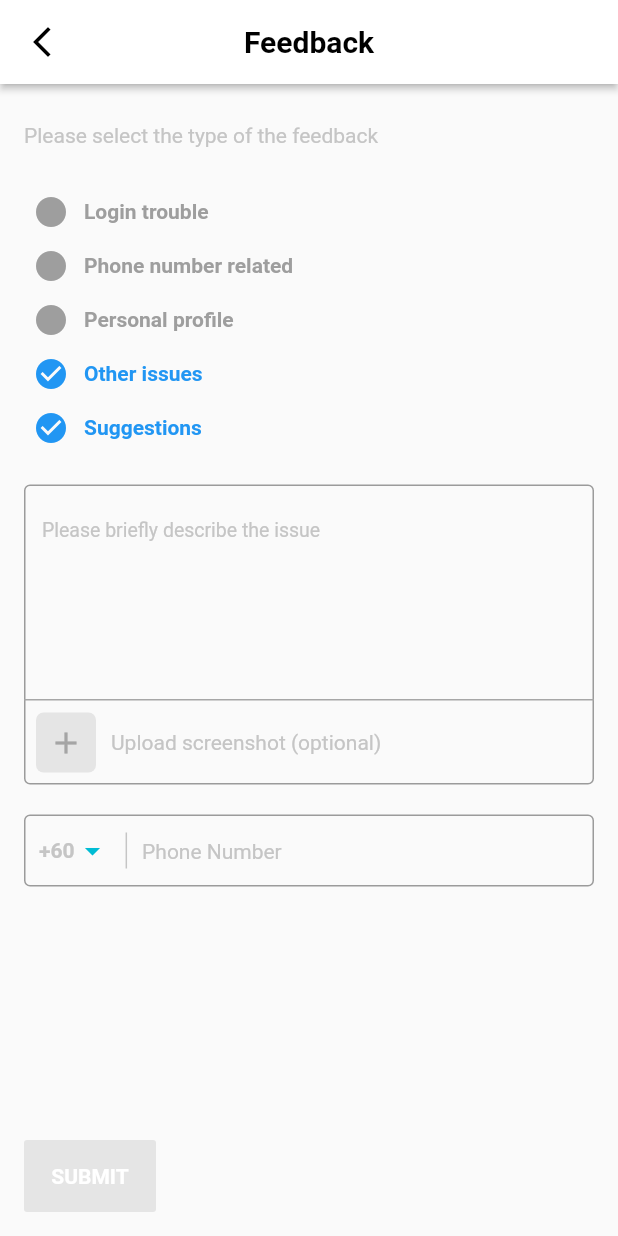
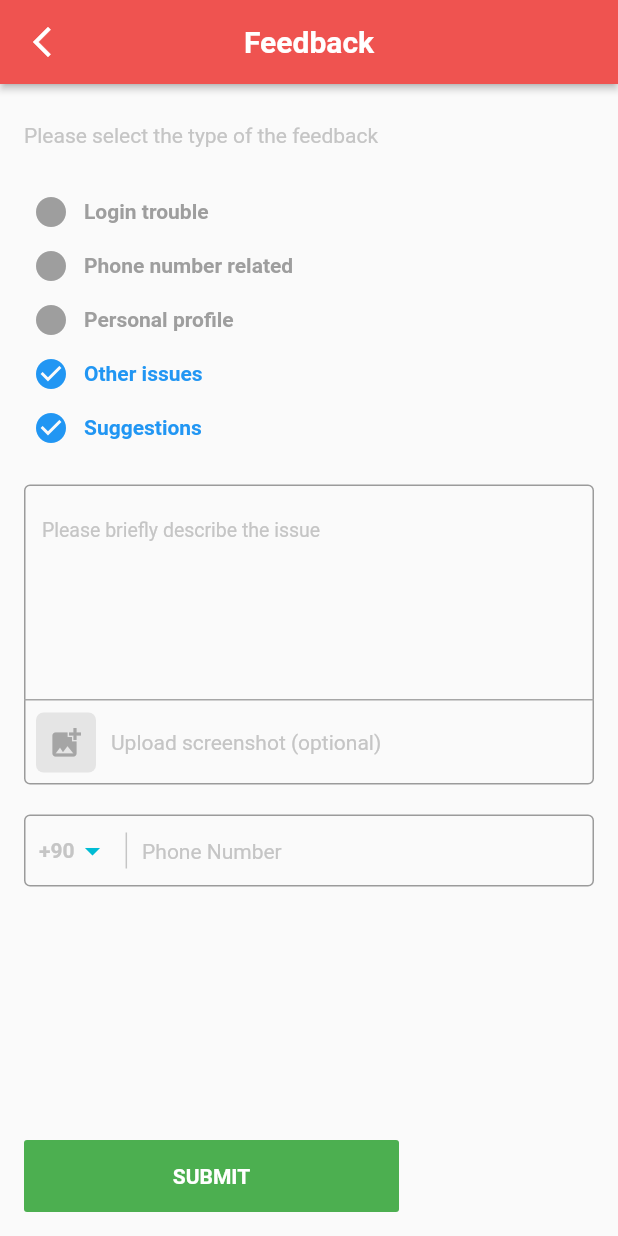
Before and after one commit to gegestalt/CS308_flutter_app, a Flutter app: the FeedbackPage screen opened by its route, on a phone screen of 412 x 824 dp. Run offline on Flutter 3.47's test engine with Material 2 defaults, Android fonts, the phone set to English and light mode, and no system bars; our stand-ins replace email_validator, expandable_text, flutter_html, google_fonts; missing offline and left inert: dart:html; network calls fail.

Commit message:
feedback final version adn upcoming event page construction

```diff
--- a/frontend/lib/main.dart
+++ b/frontend/lib/main.dart
@@ -51,7 +51,7 @@ class MyApp extends StatelessWidget {
         '/checkout': (context) => CheckOut(),
         'payment': (context) => Payment(),
         '/feedbackpage': (context) => FeedbackPage(),
-        '/upcomingEvents':(context) => UpcomingEventsPage()
+        '/upcomingevents': (context) => UpcomingEventsPage()
       },
     );
   }
--- a/frontend/lib/models/sidebar.dart
+++ b/frontend/lib/models/sidebar.dart
@@ -28,6 +28,7 @@ class SideDrawer extends StatelessWidget {
           ),
           ListTile(
             title: Text('Upcoming Events'),
+            subtitle: Text('View Upcoming Events'),
             leading: Icon(Icons.access_alarms),
             onTap: () => Navigator.pushNamed(
               context,
--- a/frontend/lib/routes/feedbackpage.dart
+++ b/frontend/lib/routes/feedbackpage.dart
@@ -1,5 +1,6 @@
 import 'package:flutter/material.dart';
 import 'package:frontend/routes/home.dart';
+import 'package:quiver/strings.dart';
 
 class FeedbackPage extends StatefulWidget {
   @override
@@ -13,13 +14,13 @@ class _FeedbackPageState extends State<FeedbackPage> {
   Widget build(BuildContext context) {
     return Scaffold(
       appBar: AppBar(
-        iconTheme: IconThemeData(color: Colors.black),
-        backgroundColor: Colors.white,
+        iconTheme: IconThemeData(color: Colors.white),
+        backgroundColor: Colors.red[400],
         elevation: 2.0,
         centerTitle: true,
         title: Text(
           "Feedback",
-          style: TextStyle(color: Colors.black, fontWeight: FontWeight.bold),
+          style: TextStyle(color: Colors.white, fontWeight: FontWeight.bold),
         ),
         leading: IconButton(
           icon: Icon(Icons.arrow_back_ios_new),
@@ -100,9 +101,12 @@ class _FeedbackPageState extends State<FeedbackPage> {
                   child: Text(
                     "SUBMIT",
                     style: TextStyle(
-                        color: Colors.white, fontWeight: FontWeight.bold),
+                      color: Colors.white,
+                      fontWeight: FontWeight.bold,
+                    ),
                   ),
-                  color: Color(0xFFE5E5E5),
+                  color: Colors.green,
+                  minWidth: 250,
                   padding: EdgeInsets.all(16.0),
                 ),
               ],
@@ -137,7 +141,7 @@ class _FeedbackPageState extends State<FeedbackPage> {
                     width: 10.0,
                   ),
                   Text(
-                    "+60",
+                    "+90",
                     style: TextStyle(
                       fontWeight: FontWeight.bold,
                       color: Color(0xFFC5C5C5),
@@ -210,7 +214,7 @@ class _FeedbackPageState extends State<FeedbackPage> {
                     child: Padding(
                       padding: EdgeInsets.all(8.0),
                       child: Icon(
-                        Icons.add,
+                        Icons.add_photo_alternate,
                         color: Color(0xFFA5A5A5),
                       ),
                     ),
```
